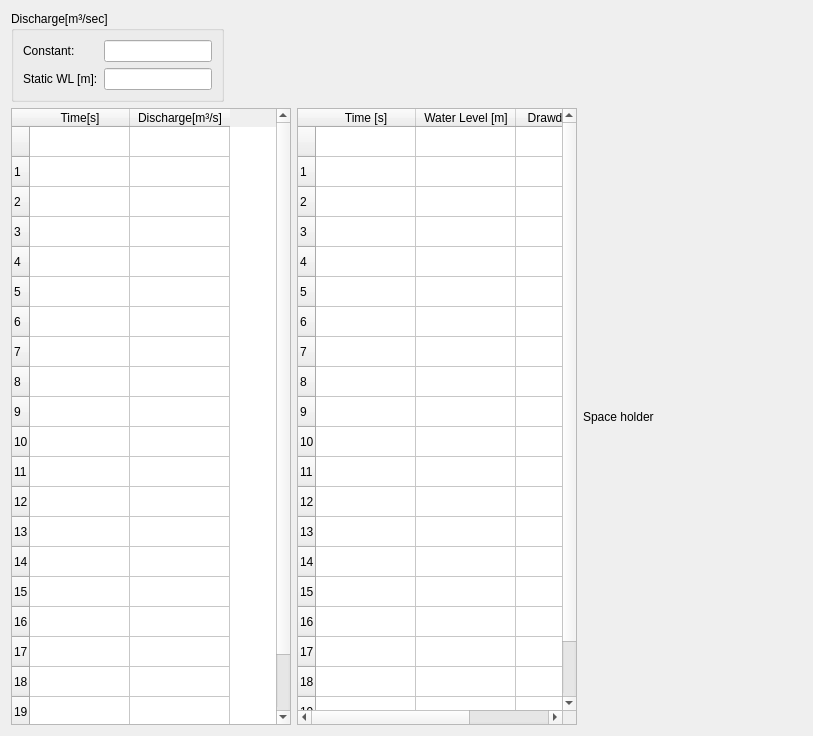
The window that HyAn/ui/pumping_data.ui (dhanush-2501/hydro-analyzer) describes before a commit, drawn with Qt 5.
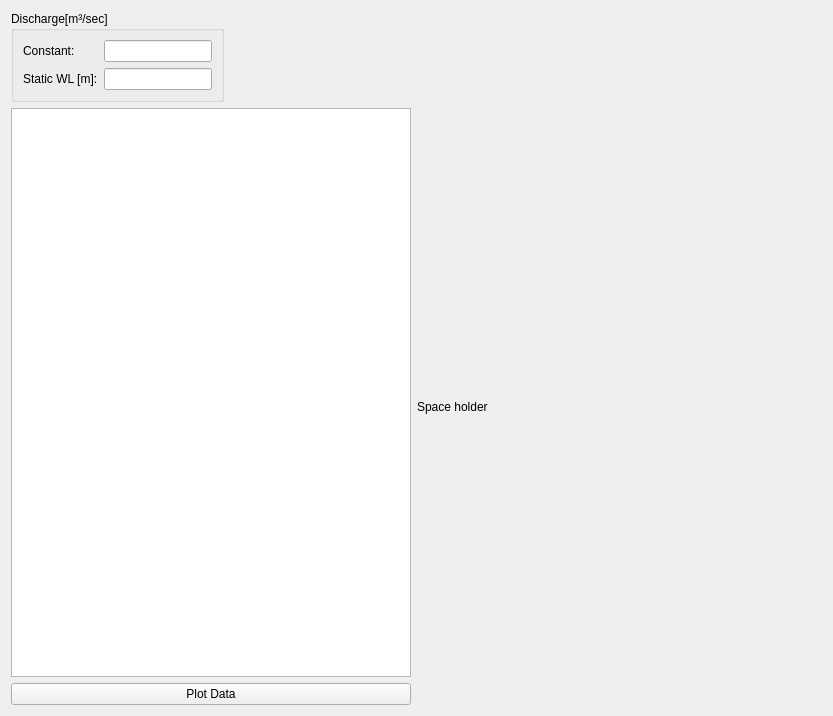
The same window after the commit.

Commit message: changed Table widget to Table view

```diff
--- a/HyAn/ui/pumping_data.ui
+++ b/HyAn/ui/pumping_data.ui
@@ -6,14 +6,20 @@
    <rect>
     <x>0</x>
     <y>0</y>
-    <width>813</width>
-    <height>736</height>
+    <width>833</width>
+    <height>716</height>
    </rect>
   </property>
+  <property name="sizePolicy">
+   <sizepolicy hsizetype="Fixed" vsizetype="Fixed">
+    <horstretch>0</horstretch>
+    <verstretch>0</verstretch>
+   </sizepolicy>
+  </property>
   <property name="windowTitle">
    <string>Form</string>
   </property>
-  <layout class="QVBoxLayout" name="verticalLayout">
+  <layout class="QVBoxLayout" name="verticalLayout_2">
    <item>
     <widget class="QGroupBox" name="gb_dicharge">
      <property name="sizePolicy">
@@ -64,274 +70,52 @@
    <item>
     <layout class="QHBoxLayout" name="horizontalLayout">
      <item>
-      <widget class="QTableWidget" name="table_dicharge_time">
-       <property name="sizePolicy">
-        <sizepolicy hsizetype="Fixed" vsizetype="Preferred">
-         <horstretch>0</horstretch>
-         <verstretch>0</verstretch>
-        </sizepolicy>
-       </property>
-       <property name="minimumSize">
-        <size>
-         <width>280</width>
-         <height>0</height>
-        </size>
-       </property>
-       <row>
-        <property name="text">
-         <string/>
-        </property>
-       </row>
-       <row>
-        <property name="text">
-         <string>1</string>
-        </property>
-       </row>
-       <row>
-        <property name="text">
-         <string>2</string>
-        </property>
-       </row>
-       <row>
-        <property name="text">
-         <string>3</string>
-        </property>
-       </row>
-       <row>
-        <property name="text">
-         <string>4</string>
-        </property>
-       </row>
-       <row>
-        <property name="text">
-         <string>5</string>
-        </property>
-       </row>
-       <row>
-        <property name="text">
-         <string>6</string>
-        </property>
-       </row>
-       <row>
-        <property name="text">
-         <string>7</string>
-        </property>
-       </row>
-       <row>
-        <property name="text">
-         <string>8</string>
-        </property>
-       </row>
-       <row>
-        <property name="text">
-         <string>9</string>
-        </property>
-       </row>
-       <row>
-        <property name="text">
-         <string>10</string>
-        </property>
-       </row>
-       <row>
-        <property name="text">
-         <string>11</string>
-        </property>
-       </row>
-       <row>
-        <property name="text">
-         <string>12</string>
-        </property>
-       </row>
-       <row>
-        <property name="text">
-         <string>13</string>
-        </property>
-       </row>
-       <row>
-        <property name="text">
-         <string>14</string>
-        </property>
-       </row>
-       <row>
-        <property name="text">
-         <string>15</string>
-        </property>
-       </row>
-       <row>
-        <property name="text">
-         <string>16</string>
-        </property>
-       </row>
-       <row>
-        <property name="text">
-         <string>17</string>
-        </property>
-       </row>
-       <row>
-        <property name="text">
-         <string>18</string>
-        </property>
-       </row>
-       <row>
-        <property name="text">
-         <string>19</string>
-        </property>
-       </row>
-       <row>
-        <property name="text">
-         <string>20</string>
-        </property>
-       </row>
-       <column>
-        <property name="text">
-         <string>Time[s]</string>
-        </property>
-       </column>
-       <column>
-        <property name="text">
-         <string>Discharge[m³/s]</string>
-        </property>
-       </column>
-      </widget>
-     </item>
-     <item>
-      <widget class="QTableWidget" name="table_drawdown">
-       <property name="sizePolicy">
-        <sizepolicy hsizetype="Fixed" vsizetype="Expanding">
-         <horstretch>0</horstretch>
-         <verstretch>0</verstretch>
-        </sizepolicy>
-       </property>
-       <property name="minimumSize">
-        <size>
-         <width>280</width>
-         <height>0</height>
-        </size>
-       </property>
-       <row>
-        <property name="text">
-         <string/>
-        </property>
-       </row>
-       <row>
-        <property name="text">
-         <string>1</string>
-        </property>
-       </row>
-       <row>
-        <property name="text">
-         <string>2</string>
-        </property>
-       </row>
-       <row>
-        <property name="text">
-         <string>3</string>
-        </property>
-       </row>
-       <row>
-        <property name="text">
-         <string>4</string>
-        </property>
-       </row>
-       <row>
-        <property name="text">
-         <string>5</string>
-        </property>
-       </row>
-       <row>
-        <property name="text">
-         <string>6</string>
-        </property>
-       </row>
-       <row>
-        <property name="text">
-         <string>7</string>
-        </property>
-       </row>
-       <row>
-        <property name="text">
-         <string>8</string>
-        </property>
-       </row>
-       <row>
-        <property name="text">
-         <string>9</string>
-        </property>
-       </row>
-       <row>
-        <property name="text">
-         <string>10</string>
-        </property>
-       </row>
-       <row>
-        <property name="text">
-         <string>11</string>
-        </property>
-       </row>
-       <row>
-        <property name="text">
-         <string>12</string>
-        </property>
-       </row>
-       <row>
-        <property name="text">
-         <string>13</string>
-        </property>
-       </row>
-       <row>
-        <property name="text">
-         <string>14</string>
-        </property>
-       </row>
-       <row>
-        <property name="text">
-         <string>15</string>
-        </property>
-       </row>
-       <row>
-        <property name="text">
-         <string>16</string>
-        </property>
-       </row>
-       <row>
-        <property name="text">
-         <string>17</string>
-        </property>
-       </row>
-       <row>
-        <property name="text">
-         <string>18</string>
-        </property>
-       </row>
-       <row>
-        <property name="text">
-         <string>19</string>
-        </property>
-       </row>
-       <row>
-        <property name="text">
-         <string>20</string>
-        </property>
-       </row>
-       <column>
-        <property name="text">
-         <string>Time [s]</string>
-        </property>
-       </column>
-       <column>
-        <property name="text">
-         <string>Water Level [m]</string>
-        </property>
-       </column>
-       <column>
-        <property name="text">
-         <string>Drawdown [m]</string>
-        </property>
-       </column>
-      </widget>
+      <layout class="QVBoxLayout" name="verticalLayout">
+       <item>
+        <widget class="QTableView" name="table_drawdown">
+         <property name="minimumSize">
+          <size>
+           <width>400</width>
+           <height>0</height>
+          </size>
+         </property>
+         <property name="maximumSize">
+          <size>
+           <width>400</width>
+           <height>16777215</height>
+          </size>
+         </property>
+        </widget>
+       </item>
+       <item>
+        <widget class="QPushButton" name="btn_plt_data">
+         <property name="minimumSize">
+          <size>
+           <width>400</width>
+           <height>0</height>
+          </size>
+         </property>
+         <property name="maximumSize">
+          <size>
+           <width>400</width>
+           <height>16777215</height>
+          </size>
+         </property>
+         <property name="text">
+          <string>Plot Data</string>
+         </property>
+        </widget>
+       </item>
+      </layout>
      </item>
      <item>
       <widget class="QLabel" name="lbl_scatter_graph_space_hoder">
+       <property name="minimumSize">
+        <size>
+         <width>400</width>
+         <height>0</height>
+        </size>
+       </property>
        <property name="text">
         <string>Space holder</string>
        </property>
```
The commit also changes 3 other files.
